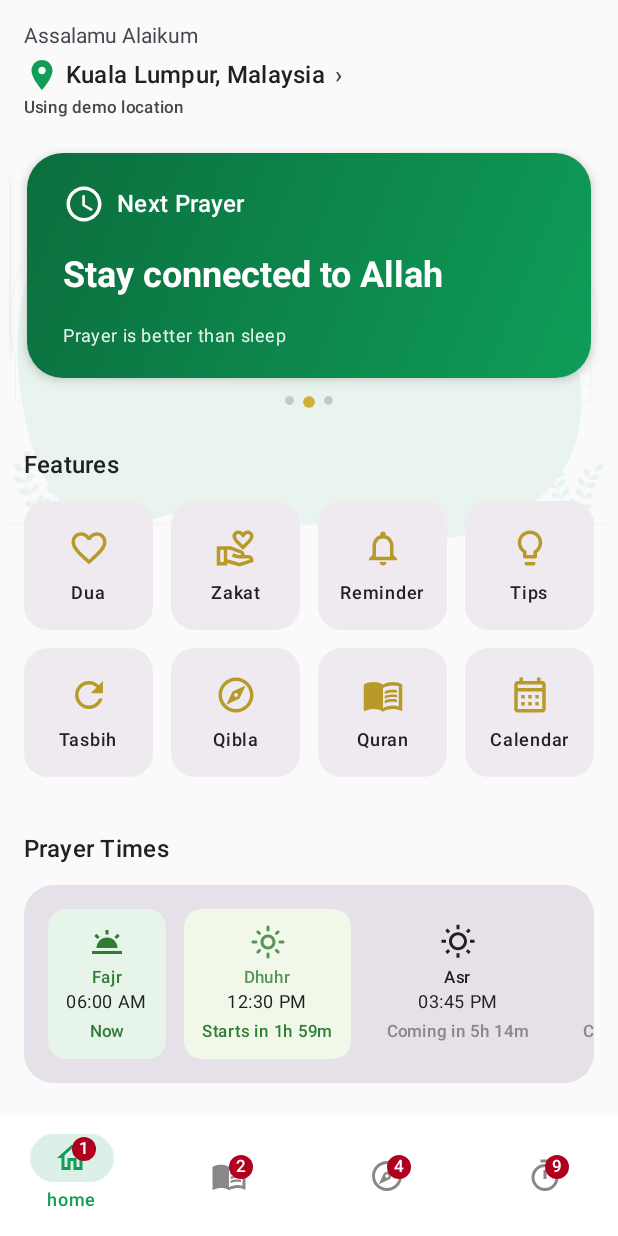
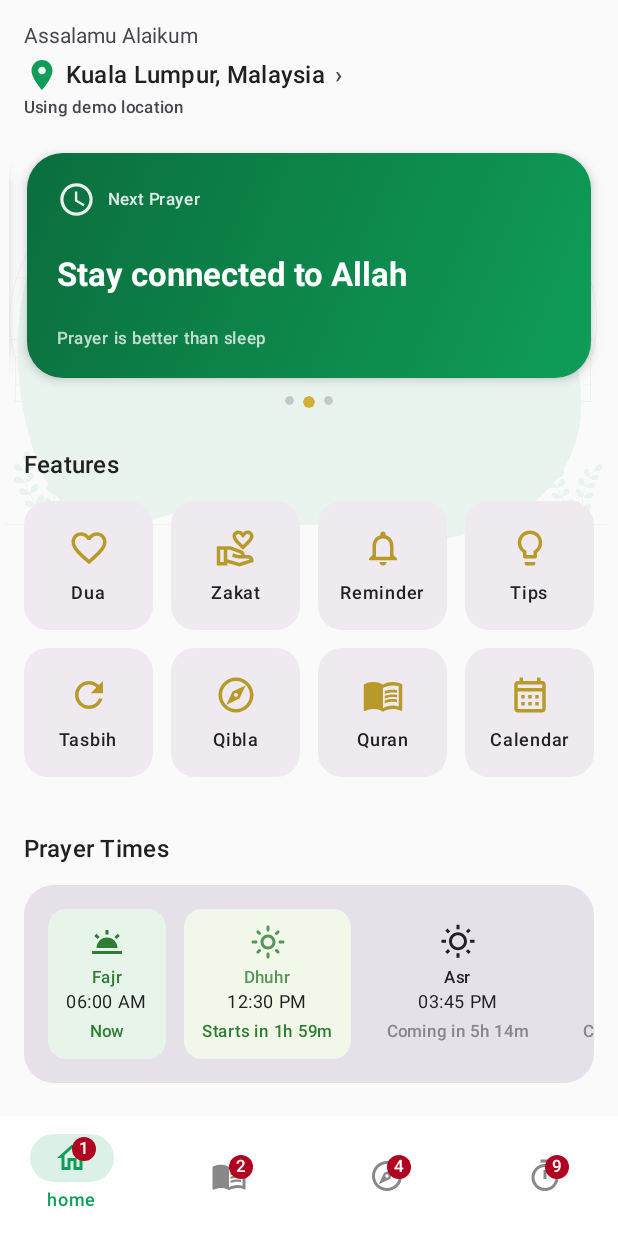
Before and after one commit to mohammad-asif-zafar/Ramadan-Kareem-2026, an Android app built with Jetpack Compose: the screen it shows after launch (MainActivity), on a phone screen of 412 x 824 dp. Run offline under Robolectric (Android 15) with nearby library versions, the light colour scheme and no system bars; libraries missing offline, so code that uses them is left out: com.batoulapps.adhan; pictures from the network do not load.

Commit message:
silder change
silder change

```diff
--- a/app/src/main/java/com/hathway/ramadankareem2026/core/util/DateUtils.kt
+++ b/app/src/main/java/com/hathway/ramadankareem2026/core/util/DateUtils.kt
@@ -1 +1,6 @@
 package com.hathway.ramadankareem2026.core.util
+
+import java.time.format.DateTimeFormatter
+
+val gregorianFormatter =
+    DateTimeFormatter.ofPattern("EEE dd MMM yy")
--- a/app/src/main/java/com/hathway/ramadankareem2026/ui/home/HeaderCard.kt
+++ b/app/src/main/java/com/hathway/ramadankareem2026/ui/home/HeaderCard.kt
@@ -43,59 +43,68 @@ fun HeaderCard(
             .fillMaxWidth()
             .height(150.dp),
         shape = RoundedCornerShape(24.dp),
-        elevation = CardDefaults.cardElevation(defaultElevation = 4.dp)
+        elevation = CardDefaults.cardElevation(
+            defaultElevation = if (type == HeaderType.DYNAMIC_PRAYER) 8.dp else 4.dp
+        )
     ) {
         Box(
             modifier = Modifier
                 .background(headerGradient(type))
-                .padding(
-                    start = 24.dp,
-                    end = 24.dp,
-                    top = 20.dp,
-                    bottom = 20.dp
-                )
+                .padding(horizontal = 20.dp, vertical = 18.dp)
+                .height(150.dp)
+                .fillMaxWidth()
+
         ) {
             Column(
                 modifier = Modifier.fillMaxSize(), verticalArrangement = Arrangement.SpaceBetween
             ) {
 
-                // 🔝 Icon + Title
-                Row(verticalAlignment = Alignment.CenterVertically) {
+                // 🔝 Icon + Title (secondary)
+                Row(
+                    verticalAlignment = Alignment.CenterVertically
+                ) {
                     Icon(
                         imageVector = headerIcon(type),
                         contentDescription = null,
-                        tint = Color.White,
-                        modifier = Modifier.size(28.dp)
+                        tint = Color.White.copy(alpha = 0.9f),
+                        modifier = Modifier.size(26.dp)
                     )
 
                     Spacer(Modifier.width(8.dp))
 
                     Text(
                         text = title,
-                        style = MaterialTheme.typography.titleMedium,
-                        color = Color.White,
-                        fontWeight = FontWeight.SemiBold
+                        style = MaterialTheme.typography.labelSmall,
+                        color = Color.White.copy(alpha = 0.85f),
+                        fontWeight = FontWeight.Medium
                     )
                 }
 
-                // 🔹 Subtitle
+                Spacer(Modifier.height(6.dp))
+
+                // 🔹 MAIN MESSAGE (primary focus)
                 Text(
                     text = subtitle,
-                    style = MaterialTheme.typography.headlineSmall,
+                    style = MaterialTheme.typography.headlineMedium,
                     color = Color.White,
-                    fontWeight = FontWeight.Bold
+                    fontWeight = FontWeight.Bold,
+                    maxLines = 2
                 )
 
-                // 🔻 Hint
+                Spacer(Modifier.height(4.dp))
+
+                // 🔻 Supporting info (date / countdown)
                 Text(
                     text = hint,
-                    style = MaterialTheme.typography.bodySmall,
-                    color = Color.White.copy(alpha = 0.9f)
+                    style = MaterialTheme.typography.labelSmall,
+                    color = Color.White.copy(alpha = 0.75f),
+                    maxLines = 1
                 )
             }
         }
     }
 }
+
 
 private fun headerIcon(type: HeaderType) = when (type) {
     HeaderType.DYNAMIC_PRAYER -> Icons.Outlined.NightsStay
--- a/app/src/main/java/com/hathway/ramadankareem2026/ui/home/components/HomeHeaderSlider.kt
+++ b/app/src/main/java/com/hathway/ramadankareem2026/ui/home/components/HomeHeaderSlider.kt
@@ -39,8 +39,7 @@ fun HomeHeaderSlider(
     // ✅ FIX 2: mapper requires time, and state is non-null
     val mappedPrayers = remember(prayerState) {
         PrayerTimeUiMapper.map(
-            state = prayerState,
-            now = now
+            state = prayerState, now = now
         )
     }
 
@@ -56,7 +55,11 @@ fun HomeHeaderSlider(
     // 🔹 Build pages dynamically
     val pages = remember(nextPrayer) {
         listOf(
-            buildDynamicPrayerHeader(nextPrayer),
+            buildDynamicPrayerHeader(
+                prayer = nextPrayer,
+                gregorianDate = prayerState.gregorianDate,
+                hijriDate = prayerState.hijriDate
+            ),
 
             HeaderPage(
                 type = HeaderType.NEXT_PRAYER,
@@ -75,9 +78,7 @@ fun HomeHeaderSlider(
     }
 
     val pagerState = rememberPagerState(
-        initialPage = 0,
-        pageCount = { pages.size }
-    )
+        initialPage = 0, pageCount = { pages.size })
 
     // ✅ Safe auto-scroll (unchanged behavior)
     LaunchedEffect(pagerState) {
--- a/app/src/main/java/com/hathway/ramadankareem2026/ui/home/mapper/HomeHeaderMapper.kt
+++ b/app/src/main/java/com/hathway/ramadankareem2026/ui/home/mapper/HomeHeaderMapper.kt
@@ -1,32 +1,42 @@
 package com.hathway.ramadankareem2026.ui.home.mapper
 
+import android.util.Log
 import com.hathway.ramadankareem2026.ui.home.model.HeaderPage
 import com.hathway.ramadankareem2026.ui.home.model.HeaderType
 import com.hathway.ramadankareem2026.ui.home.model.PrayerDomain
 import com.hathway.ramadankareem2026.ui.prayer.PrayerTimeUiMapper.formatRemaining
+import java.time.LocalDate
+import java.time.format.DateTimeFormatter
+
+private val gregorianFormatter = DateTimeFormatter.ofPattern("EEE dd MMM yy")
+private const val TAG = "HomeHeaderMapper"
+private val timeFormatter = DateTimeFormatter.ofPattern("hh:mm a")
 
 fun buildDynamicPrayerHeader(
-    prayer: PrayerDomain?
+    prayer: PrayerDomain?, gregorianDate: LocalDate, hijriDate: String
 ): HeaderPage {
 
+    // 📅 Date line (small text)
+    val dateLine = "${gregorianDate.format(gregorianFormatter)} • $hijriDate"
+
+    // Fallback (loading / demo)
     if (prayer == null || prayer.remainingMinutes == null) {
         return HeaderPage(
             type = HeaderType.DYNAMIC_PRAYER,
             title = "Ramadan Kareem 🌙",
-            subtitle = "Calculating prayer time…",
-            hint = "Prepare your heart for prayer"
+            subtitle = dateLine,
+            hint = "Calculating prayer time…"
         )
     }
 
-    val remaining = formatRemaining(
-        prayer.remainingMinutes,
-        isCurrent = prayer.isCurrent
-    )
+    // ⏰ Next prayer time
+    val prayerTime = prayer.time.format(timeFormatter)
 
     return HeaderPage(
         type = HeaderType.DYNAMIC_PRAYER,
         title = "Ramadan Kareem 🌙",
-        subtitle = "${prayer.name} in $remaining",
-        hint = "Prepare for prayer & reflection"
+        subtitle = dateLine,
+        hint = "${prayer.name} • $prayerTime • ${formatRemaining(prayer.remainingMinutes, false)}"
+
     )
 }
```
Also changed, not shown: app/src/main/java/com/hathway/ramadankareem2026/ui/home/components/PrayerTimeSection.kt (+4 -11 lines).
